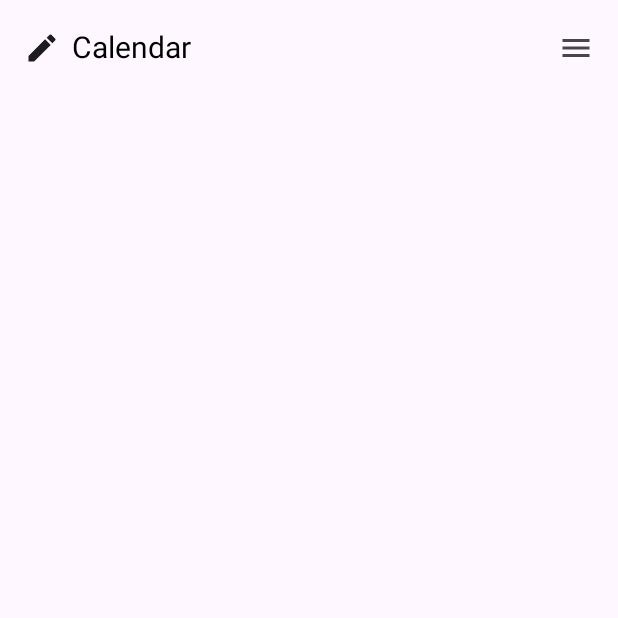
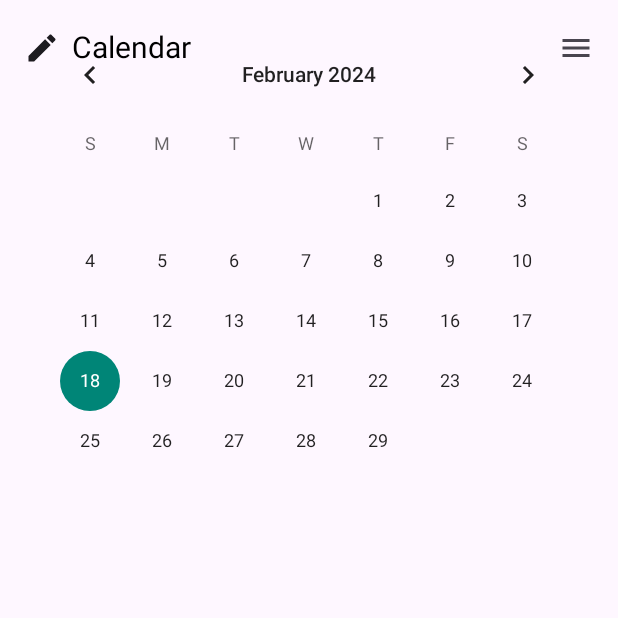
Before and after one commit to selemem/Gustavo_Final_Project, an Android app built with Jetpack Compose: the CalendarActivity screen opened directly, with no data from a screen before it, on a phone screen of 412 x 824 dp, the top half of it. Run offline under Robolectric (Android 15) with nearby library versions, the phone set to English and light mode, and no system bars.

Commit message:
Calendar added to the calendar activity.

```diff
--- a/app/src/main/java/com/example/gustavo_final_project/CalendarActivity.kt
+++ b/app/src/main/java/com/example/gustavo_final_project/CalendarActivity.kt
@@ -2,13 +2,22 @@ package com.example.gustavo_final_project
 
 import android.content.Intent
 import android.os.Bundle
+import android.widget.CalendarView
 import androidx.activity.ComponentActivity
 import androidx.activity.compose.setContent
+import androidx.compose.foundation.layout.fillMaxSize
+import androidx.compose.foundation.layout.padding
+import androidx.compose.runtime.Composable
 import androidx.compose.runtime.getValue
 import androidx.compose.runtime.mutableStateOf
 import androidx.compose.runtime.setValue
+import androidx.compose.ui.Modifier
+import androidx.compose.ui.unit.dp
+import androidx.compose.ui.viewinterop.AndroidView
+import java.util.Calendar
 
 class CalendarActivity : ComponentActivity(), MenuItemClickListener {
+
     private var showMenu by mutableStateOf(false)
 
     override fun onCreate(savedInstanceState: Bundle?) {
@@ -19,6 +28,13 @@ class CalendarActivity : ComponentActivity(), MenuItemClickListener {
                 onMenuClick = { showMenu = !showMenu },
                 showMenu = showMenu,
                 onItemClick = this@CalendarActivity::onItemClick
+            )
+
+            // Display the calendar
+            CalendarView(
+                modifier = Modifier
+                    .fillMaxSize()
+                    .padding(16.dp) // Adjust padding as needed
             )
         }
     }
@@ -38,3 +54,27 @@ class CalendarActivity : ComponentActivity(), MenuItemClickListener {
         }
     }
 }
+
+@Composable
+fun CalendarView(
+    modifier: Modifier = Modifier,
+    onDateSelected: (Long) -> Unit = {}
+) {
+    AndroidView(
+        modifier = modifier,
+        factory = { context ->
+            CalendarView(context).apply {
+                // Define any customization or setup for the calendar view here
+                setOnDateChangeListener { _, year, month, dayOfMonth ->
+                    val calendar = Calendar.getInstance()
+                    calendar.set(year, month, dayOfMonth)
+                    val selectedDateInMillis = calendar.timeInMillis
+                    onDateSelected(selectedDateInMillis)
+                }
+            }
+        }
+    ) { calendarView ->
+        // Any additional configuration for the calendar view can be done here
+        // For example, setting the first day of the week, etc.
+    }
+}
```
Also changed, not shown: app/src/main/java/com/example/gustavo_final_project/Entry.kt (+6 -1 lines).
